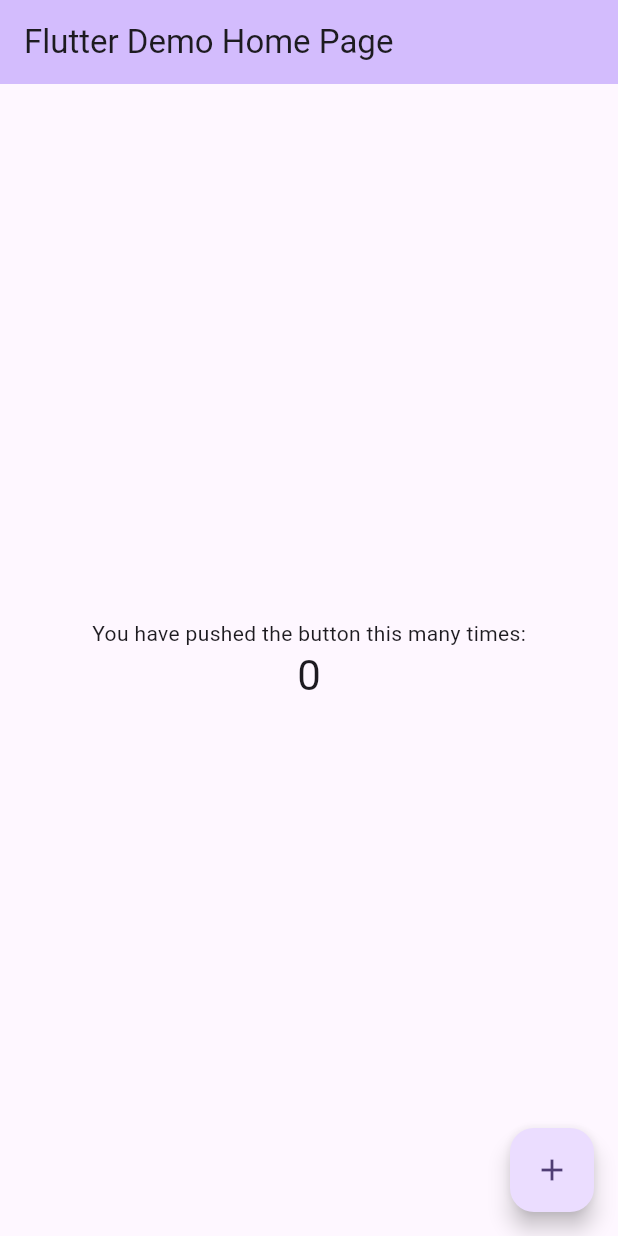
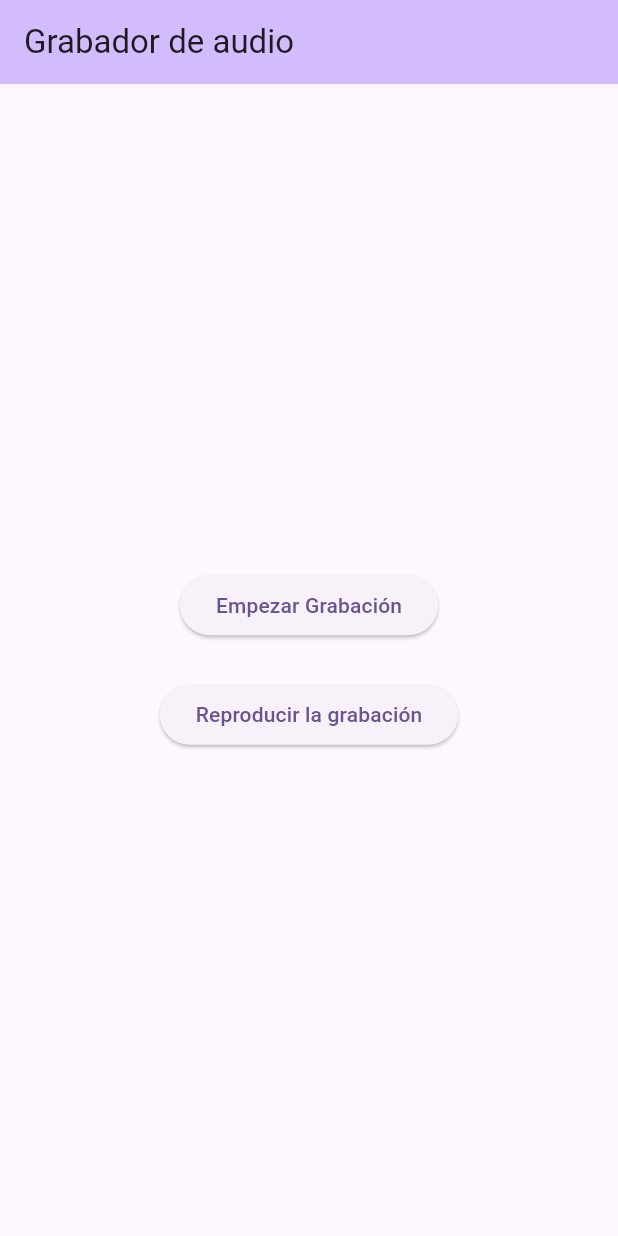
Before and after one commit to LuisFer27/app_test, a Flutter app: the screen it shows after launch, on a phone screen of 412 x 824 dp. Run offline on Flutter 3.47's test engine with Material 2 defaults, Android fonts, the phone set to English and light mode, and no system bars; our stand-ins replace audioplayers; missing offline and left inert: record; statements that could not run were skipped.

Commit message:
ajustes para el funcionamiento de la aplicación

```diff
--- a/lib/main.dart
+++ b/lib/main.dart
@@ -1,4 +1,6 @@
 import 'package:flutter/material.dart';
+import 'package:record/record.dart';
+import 'package:audioplayers/audioplayers.dart';
 
 void main() {
   runApp(const MyApp());
@@ -13,112 +15,106 @@ class MyApp extends StatelessWidget {
     return MaterialApp(
       title: 'Flutter Demo',
       theme: ThemeData(
-        // This is the theme of your application.
-        //
-        // TRY THIS: Try running your application with "flutter run". You'll see
-        // the application has a blue toolbar. Then, without quitting the app,
-        // try changing the seedColor in the colorScheme below to Colors.green
-        // and then invoke "hot reload" (save your changes or press the "hot
-        // reload" button in a Flutter-supported IDE, or press "r" if you used
-        // the command line to start the app).
-        //
-        // Notice that the counter didn't reset back to zero; the application
-        // state is not lost during the reload. To reset the state, use hot
-        // restart instead.
-        //
-        // This works for code too, not just values: Most code changes can be
-        // tested with just a hot reload.
         colorScheme: ColorScheme.fromSeed(seedColor: Colors.deepPurple),
         useMaterial3: true,
       ),
-      home: const MyHomePage(title: 'Flutter Demo Home Page'),
+      home: const MyHomePage(title: 'Grabador de audio'),
     );
   }
 }
 
 class MyHomePage extends StatefulWidget {
   const MyHomePage({super.key, required this.title});
-
-  // This widget is the home page of your application. It is stateful, meaning
-  // that it has a State object (defined below) that contains fields that affect
-  // how it looks.
-
-  // This class is the configuration for the state. It holds the values (in this
-  // case the title) provided by the parent (in this case the App widget) and
-  // used by the build method of the State. Fields in a Widget subclass are
-  // always marked "final".
-
   final String title;
-
   @override
   State<MyHomePage> createState() => _MyHomePageState();
 }
-
 class _MyHomePageState extends State<MyHomePage> {
-  int _counter = 0;
-
-  void _incrementCounter() {
-    setState(() {
-      // This call to setState tells the Flutter framework that something has
-      // changed in this State, which causes it to rerun the build method below
-      // so that the display can reflect the updated values. If we changed
-      // _counter without calling setState(), then the build method would not be
-      // called again, and so nothing would appear to happen.
-      _counter++;
-    });
+  late Record audioRecord;
+  late AudioPlayer audioPlayer;
+  bool isRecording = false;
+  String audioPath = '';
+  @override
+  void initState() {
+    audioPlayer = AudioPlayer();
+    audioRecord = Record();
+    super.initState();
   }
 
   @override
+  void dispose() {
+    audioRecord.dispose();
+    audioPlayer.dispose();
+    super.dispose();
+  }
+
+  Future<void> startRecording() async {
+    try {
+      if (await audioRecord.hasPermission()) {
+        await audioRecord.start();
+        setState(() {
+          isRecording = true;
+        });
+      }
+    } catch (e) {
+      print('Error al iniciar la grabación:$e');
+    }
+  }
+
+  Future<void> stopRecording() async {
+    try {
+      String? path = await audioRecord.stop();
+      setState(() {
+        isRecording = false;
+        audioPath = path!;
+      });
+    } catch (e) {
+      print('Error al intentar parar la grabación:$e');
+    }
+  }
+
+  Future<void> playRecording() async {
+    try {
+      Source urlSource = UrlSource(audioPath);
+      await audioPlayer.play(urlSource);
+    } catch (e) {
+      print('Error al reproducir la grabación:$e');
+    }
+  }
+
   Widget build(BuildContext context) {
-    // This method is rerun every time setState is called, for instance as done
-    // by the _incrementCounter method above.
-    //
-    // The Flutter framework has been optimized to make rerunning build methods
-    // fast, so that you can just rebuild anything that needs updating rather
-    // than having to individually change instances of widgets.
     return Scaffold(
       appBar: AppBar(
-        // TRY THIS: Try changing the color here to a specific color (to
-        // Colors.amber, perhaps?) and trigger a hot reload to see the AppBar
-        // change color while the other colors stay the same.
         backgroundColor: Theme.of(context).colorScheme.inversePrimary,
-        // Here we take the value from the MyHomePage object that was created by
-        // the App.build method, and use it to set our appbar title.
         title: Text(widget.title),
       ),
       body: Center(
-        // Center is a layout widget. It takes a single child and positions it
-        // in the middle of the parent.
         child: Column(
-          // Column is also a layout widget. It takes a list of children and
-          // arranges them vertically. By default, it sizes itself to fit its
-          // children horizontally, and tries to be as tall as its parent.
-          //
-          // Column has various properties to control how it sizes itself and
-          // how it positions its children. Here we use mainAxisAlignment to
-          // center the children vertically; the main axis here is the vertical
-          // axis because Columns are vertical (the cross axis would be
-          // horizontal).
-          //
-          // TRY THIS: Invoke "debug painting" (choose the "Toggle Debug Paint"
-          // action in the IDE, or press "p" in the console), to see the
-          // wireframe for each widget.
           mainAxisAlignment: MainAxisAlignment.center,
           children: <Widget>[
-            const Text(
-              'You have pushed the button this many times:',
+            if (isRecording)
+              const Text(
+                'Grabación en progreso',
+                style: TextStyle(
+                  fontSize: 20,
+                ),
+              ),
+            ElevatedButton(
+              onPressed: isRecording ? stopRecording : startRecording,
+              child: isRecording
+                  ? const Text('Parar la Grabación')
+                  : const Text('Empezar Grabación'),
             ),
-            Text(
-              '$_counter',
-              style: Theme.of(context).textTheme.headlineMedium,
+            const SizedBox(
+              height: 25,
             ),
+            if (!isRecording && audioPath != null)
+              ElevatedButton(
+                onPressed: playRecording,
+                child: const Text('Reproducir la grabación'),
+              ),
           ],
         ),
-      ),
-      floatingActionButton: FloatingActionButton(
-        onPressed: _incrementCounter,
-        tooltip: 'Increment',
-        child: const Icon(Icons.add),
       ), // This trailing comma makes auto-formatting nicer for build methods.
     );
   }
--- a/pubspec.yaml
+++ b/pubspec.yaml
@@ -35,6 +35,8 @@ dependencies:
   # The following adds the Cupertino Icons font to your application.
   # Use with the CupertinoIcons class for iOS style icons.
   cupertino_icons: ^1.0.2
+  record: ^4.4.4
+  audioplayers: ^5.1.0
 
 dev_dependencies:
   flutter_test:
```
Also changed, not shown: pubspec.lock, 7 other files.
